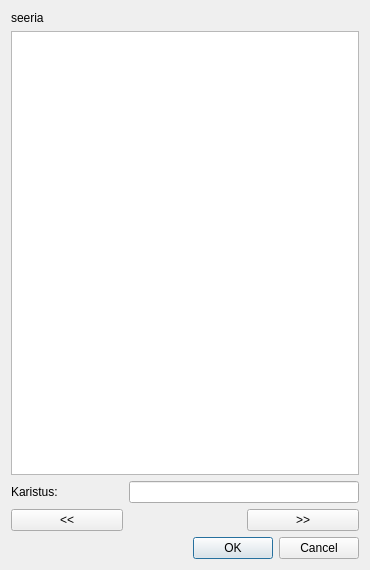
Before: the Qt Designer form protokollitaja/protokollitaja/laskudeaken.ui in ymeramees/protokollitaja, drawn with Qt 5.
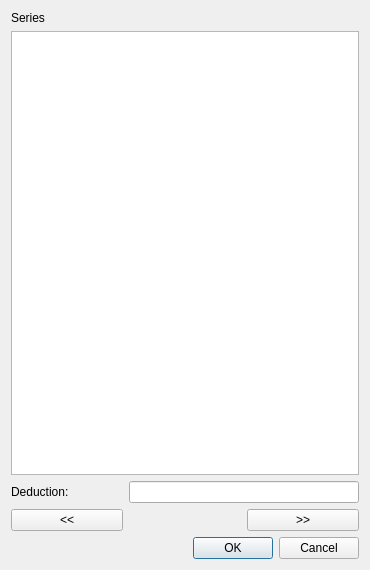
After: the same form once the commit is applied.

The edit to the form file:
```diff
--- a/protokollitaja/protokollitaja/laskudeaken.ui
+++ b/protokollitaja/protokollitaja/laskudeaken.ui
@@ -17,7 +17,7 @@
    <item row="0" column="0">
     <widget class="QLabel" name="seeriaSilt">
      <property name="text">
-      <string>seeria</string>
+      <string>Series</string>
      </property>
     </widget>
    </item>
@@ -27,7 +27,7 @@
    <item row="2" column="0">
     <widget class="QLabel" name="karistusSilt">
      <property name="text">
-      <string>Karistus:</string>
+      <string>Deduction:</string>
      </property>
     </widget>
    </item>
```
Left out of the diff: 2 changed lines with no effect on the pictures.
